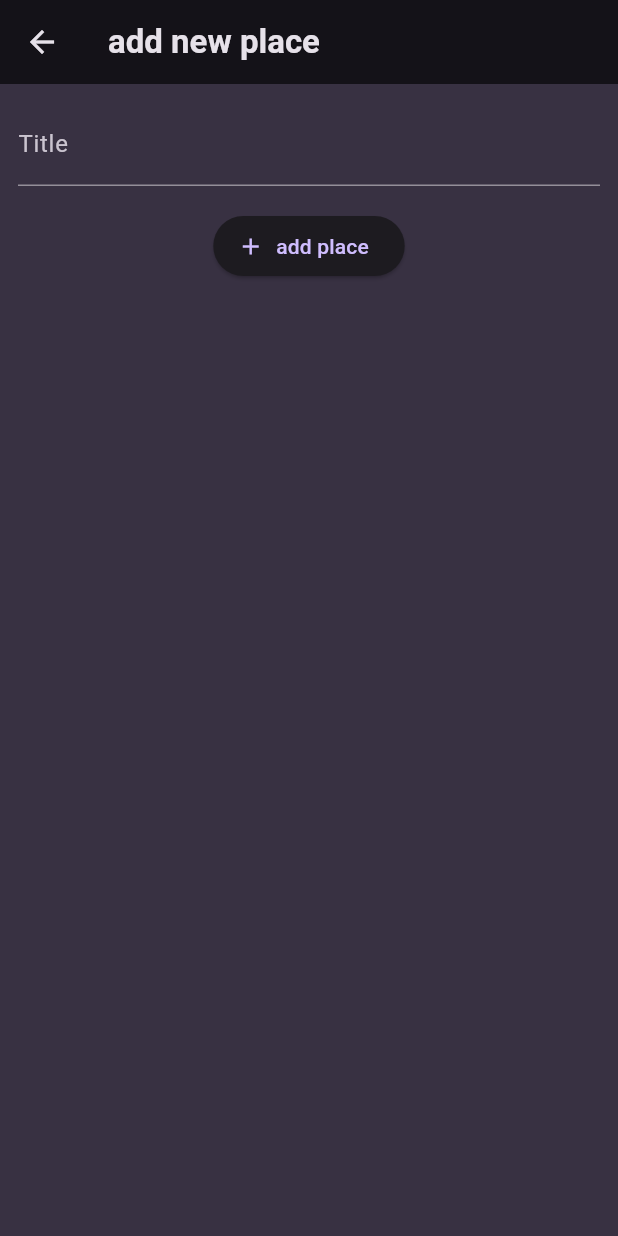
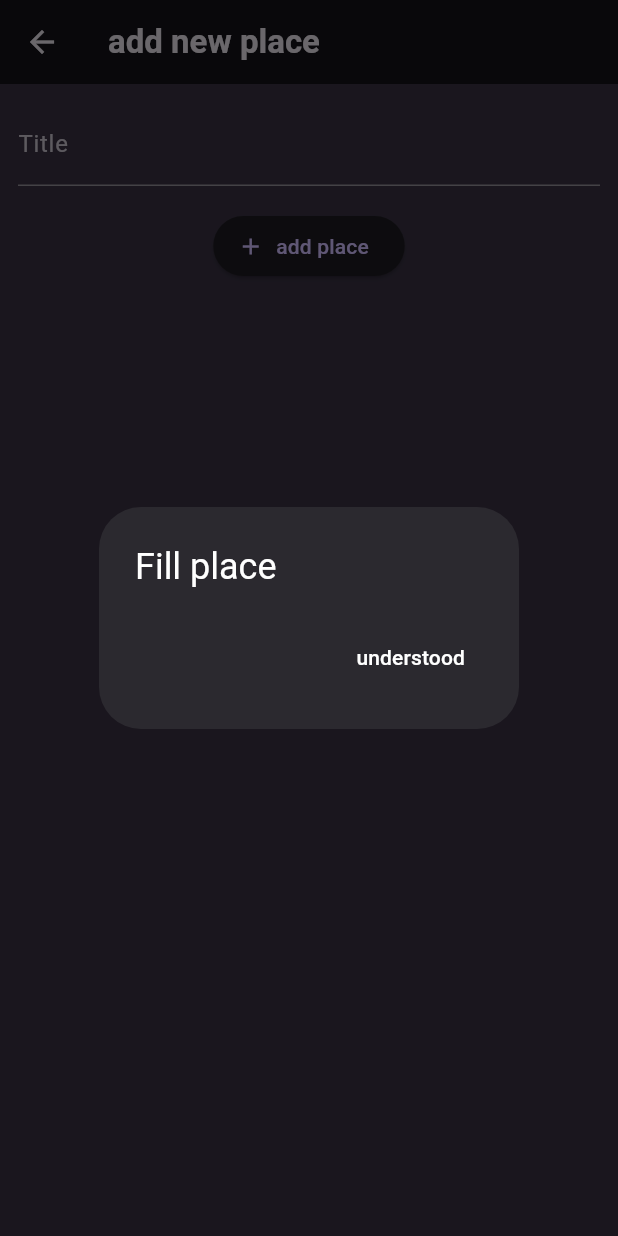
Before and after one commit to josuemj/Flutter-projects, a Flutter app: the AddPlaceScreen screen opened directly, after a tap on "add place", on a phone screen of 412 x 824 dp. Run offline on Flutter 3.47's test engine with Material 3 defaults, Android fonts, the phone set to English and light mode, and no system bars; our stand-ins replace flutter_dotenv, flutter_riverpod, google_fonts, transparent_image; missing offline and left inert: dart_eval.

```diff
--- a/favorite_places/lib/screens/add_place.dart
+++ b/favorite_places/lib/screens/add_place.dart
@@ -12,6 +12,39 @@ class AddPlaceScreen extends StatefulWidget {
 
 class _AddPlaceScreen extends State<AddPlaceScreen> {
   final _titleController = TextEditingController();
+
+  void _savePlace() {
+    final enteredText = _titleController.text;
+
+    if (enteredText == null || enteredText.isEmpty) {
+      showDialog(
+          context: context,
+          builder: (context) {
+            return AlertDialog(
+              title: const Text(
+                'Fill place',
+                style: TextStyle(
+                  color: Colors.white,
+                ),
+              ),
+              actions: [
+                TextButton(
+                  onPressed: () {
+                    Navigator.of(context).pop();
+                  },
+                  child: const Text(
+                    'understood',
+                    style: TextStyle(
+                      color: Colors.white,
+                    ),
+                  ),
+                )
+              ],
+            );
+          });
+      return;
+    }
+  }
 
   @override
   void dispose() {
@@ -39,7 +72,7 @@ class _AddPlaceScreen extends State<AddPlaceScreen> {
               height: 16,
             ),
             ElevatedButton.icon(
-              onPressed: () {},
+              onPressed: _savePlace,
               icon: const Icon(Icons.add),
               label: const Text('add place'),
             )
```
